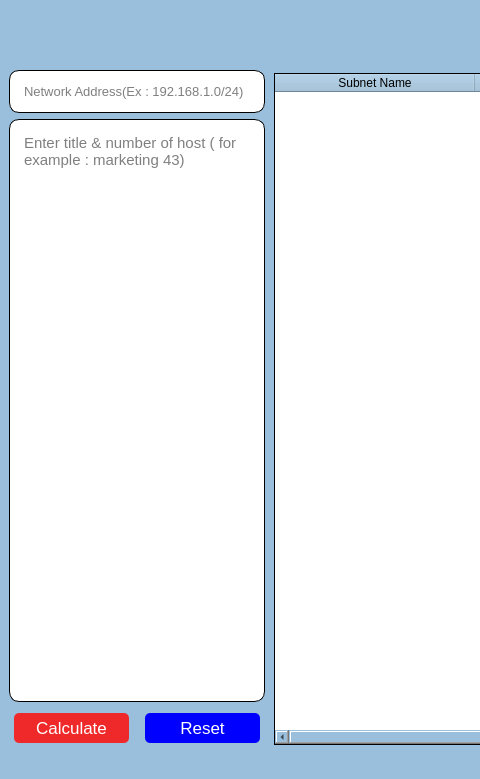
Old version of the form VLSM_Calculator/app.ui in the repository Shad-Alam/VLSM-Calculator-App; both pictures show x 0 to 480 and y 0 to 779 of the 1250 by 779 pixel window.
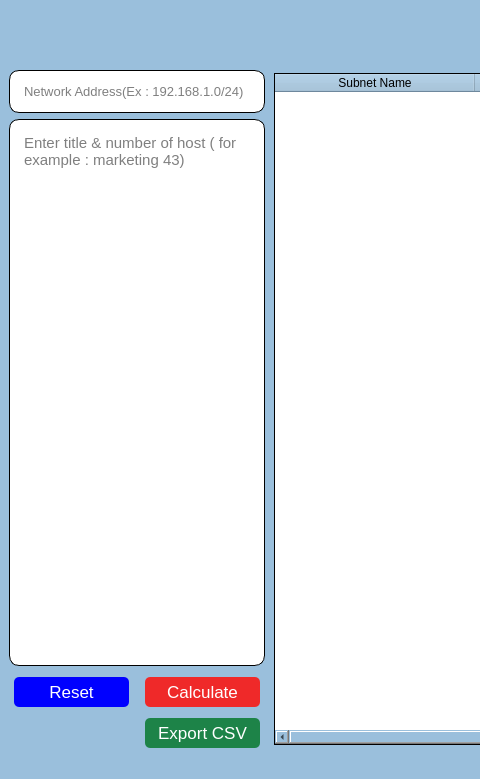
New version of the form.

Commit message: reset row count convert to zero and adding btn_export_csv

```diff
--- a/VLSM_Calculator/app.ui
+++ b/VLSM_Calculator/app.ui
@@ -26,7 +26,7 @@
   </property>
   <widget class="QWidget" name="centralwidget">
    <layout class="QGridLayout" name="gridLayout_2">
-    <item row="1" column="0" colspan="2">
+    <item row="2" column="0" colspan="2">
      <widget class="QLineEdit" name="tf_networkAddress">
       <property name="font">
        <font>
@@ -58,7 +58,7 @@
       </property>
      </widget>
     </item>
-    <item row="3" column="0">
+    <item row="4" column="1">
      <widget class="QPushButton" name="btn_calculation">
       <property name="font">
        <font>
@@ -80,31 +80,7 @@
       </property>
      </widget>
     </item>
-    <item row="2" column="0" colspan="2">
-     <widget class="QTextEdit" name="te_hosts">
-      <property name="font">
-       <font>
-        <pointsize>11</pointsize>
-        <weight>50</weight>
-        <italic>false</italic>
-        <bold>false</bold>
-       </font>
-      </property>
-      <property name="styleSheet">
-       <string notr="true">QTextEdit{
-	color: black;
-	background-color: white;
-   border: 1px solid black;
-   border-radius: 10px;
-   padding: 10px;
-}</string>
-      </property>
-      <property name="placeholderText">
-       <string>Enter title &amp; number of host ( for example : marketing 43)</string>
-      </property>
-     </widget>
-    </item>
-    <item row="0" column="2">
+    <item row="1" column="2">
      <widget class="QLabel" name="label">
       <property name="font">
        <font>
@@ -130,7 +106,29 @@
       </property>
      </widget>
     </item>
-    <item row="1" column="2" rowspan="3">
+    <item row="4" column="0">
+     <widget class="QPushButton" name="btn_reset">
+      <property name="font">
+       <font>
+        <pointsize>-1</pointsize>
+       </font>
+      </property>
+      <property name="styleSheet">
+       <string notr="true">QPushButton{
+	background-color: blue;
+	color: white;
+    border-radius: 5px;
+	font-size: 17px;
+	padding: 5px;
+	margin: 5px;
+}</string>
+      </property>
+      <property name="text">
+       <string>Reset</string>
+      </property>
+     </widget>
+    </item>
+    <item row="2" column="2" rowspan="4">
      <widget class="QTableWidget" name="tableWidget_Data">
       <property name="maximumSize">
        <size>
@@ -236,25 +234,45 @@
       </column>
      </widget>
     </item>
-    <item row="3" column="1">
-     <widget class="QPushButton" name="btn_reset">
+    <item row="3" column="0" colspan="2">
+     <widget class="QTextEdit" name="te_hosts">
       <property name="font">
        <font>
-        <pointsize>-1</pointsize>
+        <pointsize>11</pointsize>
+        <weight>50</weight>
+        <italic>false</italic>
+        <bold>false</bold>
        </font>
       </property>
       <property name="styleSheet">
+       <string notr="true">QTextEdit{
+	color: black;
+	background-color: white;
+   border: 1px solid black;
+   border-radius: 10px;
+   padding: 10px;
+}</string>
+      </property>
+      <property name="placeholderText">
+       <string>Enter title &amp; number of host ( for example : marketing 43)</string>
+      </property>
+     </widget>
+    </item>
+    <item row="5" column="1">
+     <widget class="QPushButton" name="btn_export_csv">
+      <property name="styleSheet">
        <string notr="true">QPushButton{
-	background-color: blue;
 	color: white;
-    border-radius: 5px;
+   background-color: #1d8348;
+   border-radius: 5px;
 	font-size: 17px;
 	padding: 5px;
-	margin: 5px;
+	margin-left: 5px;
+	margin-right: 5px;
 }</string>
       </property>
       <property name="text">
-       <string>Reset</string>
+       <string>Export CSV</string>
       </property>
      </widget>
     </item>
```
The commit also changes 7 other files.
